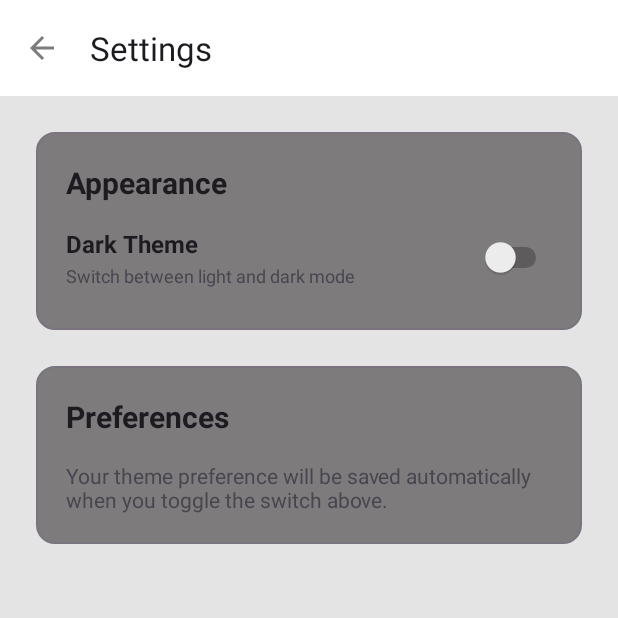
After one commit to AhmadSalim6/Android-Recipe-Management-App, an Android app: the SettingsActivity screen opened directly, with no data from a screen before it, on a phone screen of 412 x 824 dp, the top half of it. The commit adds this screen. Run offline under Robolectric (Android 15) with nearby library versions, the phone set to English and light mode, and no system bars.

Commit message:
profile and settings activity added

```diff
--- /dev/null
+++ b/app/src/main/java/com/example/practice/SettingsActivity.java
@@ -0,0 +1,159 @@
+package com.example.practice;
+
+import android.content.SharedPreferences;
+import android.os.Bundle;
+import android.view.View;
+import android.widget.Button;
+import android.widget.Switch;
+import android.widget.Toast;
+import androidx.appcompat.app.AppCompatActivity;
+import androidx.appcompat.app.AppCompatDelegate;
+import com.google.android.material.appbar.MaterialToolbar;
+
+public class SettingsActivity extends AppCompatActivity {
+
+    private Switch switchTheme;
+
+
+    private SharedPreferences sharedPreferences;
+    private static final String PREF_NAME = "AppSettings";
+    private static final String KEY_THEME_MODE = "theme_mode";
+
+    // Theme mode constants
+    public static final int THEME_LIGHT = 1;
+    public static final int THEME_DARK = 2;
+    public static final int THEME_SYSTEM = 3;
+
+    @Override
+    protected void onCreate(Bundle savedInstanceState) {
+        super.onCreate(savedInstanceState);
+        setContentView(R.layout.activity_settings);
+
+        initViews();
+        initSharedPreferences();
+        loadCurrentTheme();
+        setupClickListeners();
+        MaterialToolbar toolbar = findViewById(R.id.topAppBar);
+        toolbar.setNavigationOnClickListener(v -> finish());
+    }
+
+    private void initViews() {
+        switchTheme = findViewById(R.id.switch_theme);
+
+
+        // Setup action bar
+        if (getSupportActionBar() != null) {
+            getSupportActionBar().setDisplayHomeAsUpEnabled(true);
+            getSupportActionBar().setTitle("Settings");
+        }
+    }
+
+    private void initSharedPreferences() {
+        sharedPreferences = getSharedPreferences(PREF_NAME, MODE_PRIVATE);
+    }
+
+    private void loadCurrentTheme() {
+        int currentTheme = sharedPreferences.getInt(KEY_THEME_MODE, THEME_SYSTEM);
+
+
+        switch (currentTheme) {
+            case THEME_DARK:
+                switchTheme.setChecked(true);
+                break;
+            case THEME_LIGHT:
+                switchTheme.setChecked(false);
+                break;
+            case THEME_SYSTEM:
+            default:
+                // For system default, we'll check if current mode is dark
+                int currentNightMode = getResources().getConfiguration().uiMode &
+                        android.content.res.Configuration.UI_MODE_NIGHT_MASK;
+                switchTheme.setChecked(currentNightMode == android.content.res.Configuration.UI_MODE_NIGHT_YES);
+                break;
+        }
+    }
+
+    private void setupClickListeners() {
+        switchTheme.setOnCheckedChangeListener((buttonView, isChecked) -> {
+            int themeMode = isChecked ? THEME_DARK : THEME_LIGHT;
+            toggleTheme(themeMode);
+        });
+
+
+
+    }
+
+
+    public void toggleTheme(int mode) {
+        switch (mode) {
+            case THEME_LIGHT:
+                AppCompatDelegate.setDefaultNightMode(AppCompatDelegate.MODE_NIGHT_NO);
+                break;
+            case THEME_DARK:
+                AppCompatDelegate.setDefaultNightMode(AppCompatDelegate.MODE_NIGHT_YES);
+                break;
+            case THEME_SYSTEM:
+            default:
+                AppCompatDelegate.setDefaultNightMode(AppCompatDelegate.MODE_NIGHT_FOLLOW_SYSTEM);
+                break;
+        }
+
+        // Store the selected theme mode temporarily
+        SharedPreferences.Editor editor = sharedPreferences.edit();
+        editor.putInt(KEY_THEME_MODE, mode);
+        editor.apply();
+    }
+
+
+    public void saveThemePreference() {
+        int selectedTheme = switchTheme.isChecked() ? THEME_DARK : THEME_LIGHT;
+
+        SharedPreferences.Editor editor = sharedPreferences.edit();
+        editor.putInt(KEY_THEME_MODE, selectedTheme);
+        editor.apply();
+
+        // Apply the theme immediately
+        toggleTheme(selectedTheme);
+
+        // Show confirmation message
+        String themeText = selectedTheme == THEME_DARK ? "Dark" : "Light";
+        Toast.makeText(this, themeText + " theme saved successfully!", Toast.LENGTH_SHORT).show();
+    }
+
+
+    @Override
+    public boolean onSupportNavigateUp() {
+        // Handle back button in action bar
+        onBackPressed();
+        return true;
+    }
+
+    @Override
+    protected void onResume() {
+        super.onResume();
+        loadCurrentTheme();
+    }
+
+
+    public int getCurrentThemeMode() {
+        return sharedPreferences.getInt(KEY_THEME_MODE, THEME_SYSTEM);
+    }
+
+
+    public static void applySavedTheme(SharedPreferences preferences) {
+        int savedTheme = preferences.getInt(KEY_THEME_MODE, THEME_SYSTEM);
+
+        switch (savedTheme) {
+            case THEME_LIGHT:
+                AppCompatDelegate.setDefaultNightMode(AppCompatDelegate.MODE_NIGHT_NO);
+                break;
+            case THEME_DARK:
+                AppCompatDelegate.setDefaultNightMode(AppCompatDelegate.MODE_NIGHT_YES);
+                break;
+            case THEME_SYSTEM:
+            default:
+                AppCompatDelegate.setDefaultNightMode(AppCompatDelegate.MODE_NIGHT_FOLLOW_SYSTEM);
+                break;
+        }
+    }
+}
--- /dev/null
+++ b/app/src/main/res/drawable/card_background.xml
@@ -0,0 +1,8 @@
+<?xml version="1.0" encoding="utf-8"?>
+<shape xmlns:android="http://schemas.android.com/apk/res/android">
+    <solid android:color="?attr/colorSurface" />
+    <corners android:radius="12dp" />
+    <stroke
+        android:width="1dp"
+        android:color="?attr/colorOutline" />
+</shape>
--- /dev/null
+++ b/app/src/main/res/drawable/ic_arrow_back.xml
@@ -0,0 +1,11 @@
+<?xml version="1.0" encoding="utf-8"?>
+<vector xmlns:android="http://schemas.android.com/apk/res/android"
+    android:width="24dp"
+    android:height="24dp"
+    android:viewportWidth="24"
+    android:viewportHeight="24"
+    android:tint="?attr/colorOnPrimary">
+    <path
+        android:fillColor="@android:color/white"
+        android:pathData="M20,11H7.83l5.59,-5.59L12,4l-8,8 8,8 1.41,-1.41L7.83,13H20v-2z"/>
+</vector>
--- /dev/null
+++ b/app/src/main/res/layout/activity_settings.xml
@@ -0,0 +1,121 @@
+<?xml version="1.0" encoding="utf-8"?>
+<LinearLayout xmlns:android="http://schemas.android.com/apk/res/android"
+    xmlns:app="http://schemas.android.com/apk/res-auto"
+    android:orientation="vertical"
+    android:layout_width="match_parent"
+    android:layout_height="match_parent">
+
+
+    <com.google.android.material.appbar.MaterialToolbar
+        android:id="@+id/topAppBar"
+        android:layout_width="match_parent"
+        android:layout_height="?attr/actionBarSize"
+        android:background="?attr/colorPrimary"
+        app:title="Settings"
+        app:titleTextColor="?android:attr/textColorPrimary"
+        app:navigationIcon="@drawable/ic_arrow_back"
+        app:popupTheme="@style/ThemeOverlay.MaterialComponents.Light" />
+
+
+    <ScrollView
+        android:layout_width="match_parent"
+        android:layout_height="match_parent"
+        android:background="?android:attr/windowBackground">
+
+        <LinearLayout
+            android:layout_width="match_parent"
+            android:layout_height="wrap_content"
+            android:orientation="vertical"
+            android:padding="24dp">
+
+
+            <LinearLayout
+                android:layout_width="match_parent"
+                android:layout_height="wrap_content"
+                android:orientation="vertical"
+                android:background="@drawable/card_background"
+                android:padding="20dp"
+                android:layout_marginBottom="24dp">
+
+                <TextView
+                    android:layout_width="wrap_content"
+                    android:layout_height="wrap_content"
+                    android:text="Appearance"
+                    android:textSize="20sp"
+                    android:textStyle="bold"
+                    android:textColor="?android:attr/textColorPrimary"
+                    android:layout_marginBottom="16dp" />
+
+                <!-- Theme Switch Row -->
+                <LinearLayout
+                    android:layout_width="match_parent"
+                    android:layout_height="wrap_content"
+                    android:orientation="horizontal"
+                    android:gravity="center_vertical"
+                    android:layout_marginBottom="8dp">
+
+                    <LinearLayout
+                        android:layout_width="0dp"
+                        android:layout_height="wrap_content"
+                        android:layout_weight="1"
+                        android:orientation="vertical">
+
+                        <TextView
+                            android:layout_width="wrap_content"
+                            android:layout_height="wrap_content"
+                            android:text="Dark Theme"
+                            android:textSize="16sp"
+                            android:textStyle="bold"
+                            android:textColor="?android:attr/textColorPrimary" />
+
+                        <TextView
+                            android:layout_width="wrap_content"
+                            android:layout_height="wrap_content"
+                            android:text="Switch between light and dark mode"
+                            android:textSize="12sp"
+                            android:textColor="?android:attr/textColorSecondary"
+                            android:layout_marginTop="2dp" />
+
+                    </LinearLayout>
+
+                    <Switch
+                        android:id="@+id/switch_theme"
+                        android:layout_width="wrap_content"
+                        android:layout_height="wrap_content"
+                        android:layout_marginStart="16dp" />
+
+                </LinearLayout>
+
+            </LinearLayout>
+
+
+            <LinearLayout
+                android:layout_width="match_parent"
+                android:layout_height="wrap_content"
+                android:orientation="vertical"
+                android:background="@drawable/card_background"
+                android:padding="20dp"
+                android:layout_marginBottom="32dp">
+
+                <TextView
+                    android:layout_width="wrap_content"
+                    android:layout_height="wrap_content"
+                    android:text="Preferences"
+                    android:textSize="20sp"
+                    android:textStyle="bold"
+                    android:textColor="?android:attr/textColorPrimary"
+                    android:layout_marginBottom="16dp" />
+
+                <TextView
+                    android:layout_width="wrap_content"
+                    android:layout_height="wrap_content"
+                    android:text="Your theme preference will be saved automatically when you toggle the switch above."
+                    android:textSize="14sp"
+                    android:textColor="?android:attr/textColorSecondary" />
+
+            </LinearLayout>
+
+        </LinearLayout>
+    </ScrollView>
+
+</LinearLayout>
--- a/app/src/main/res/values/colors.xml
+++ b/app/src/main/res/values/colors.xml
@@ -10,4 +10,9 @@
     <color name="gray">#7d7b7c</color>
     <color name="red">#FF0000</color>
     <color name="off_white">#e4e4e4</color>
+    <color name="profile_background">#E3F2FD</color>
+    <color name="profile_border">#2196F3</color>
+    <color name="error_color">#F44336</color>
+    <color name="success_color">#4CAF50</color>
+    <color name="purple">#6441A9</color>
 </resources>
```
Also changed, not shown: app/src/main/AndroidManifest.xml (+6 -1 lines), app/src/main/java/com/example/practice/ProfileActivity.java (added, +107 -0 lines), app/src/main/res/drawable/circle_background.xml (added, +8 -0 lines), app/src/main/res/drawable/ic_default_profile.xml (added, +10 -0 lines), app/src/main/res/layout/activity_profile.xml (added, +95 -0 lines).
